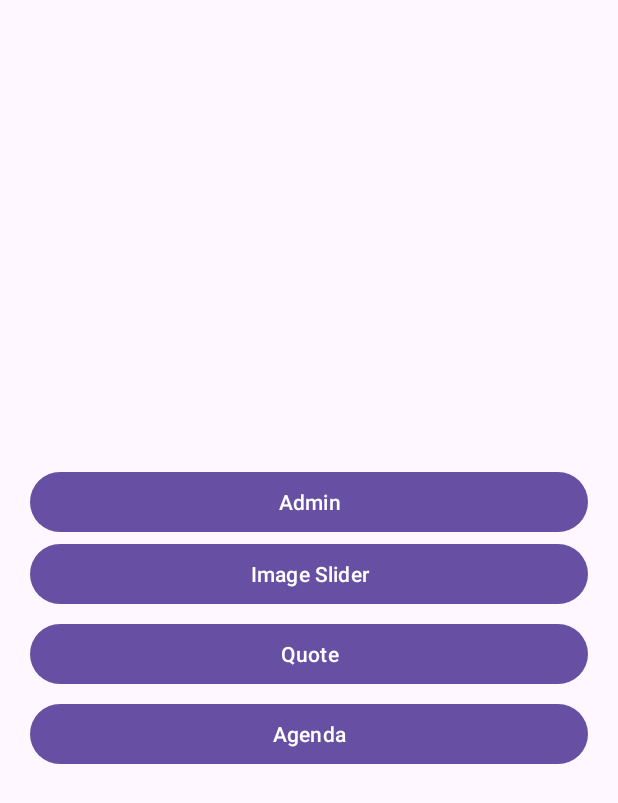
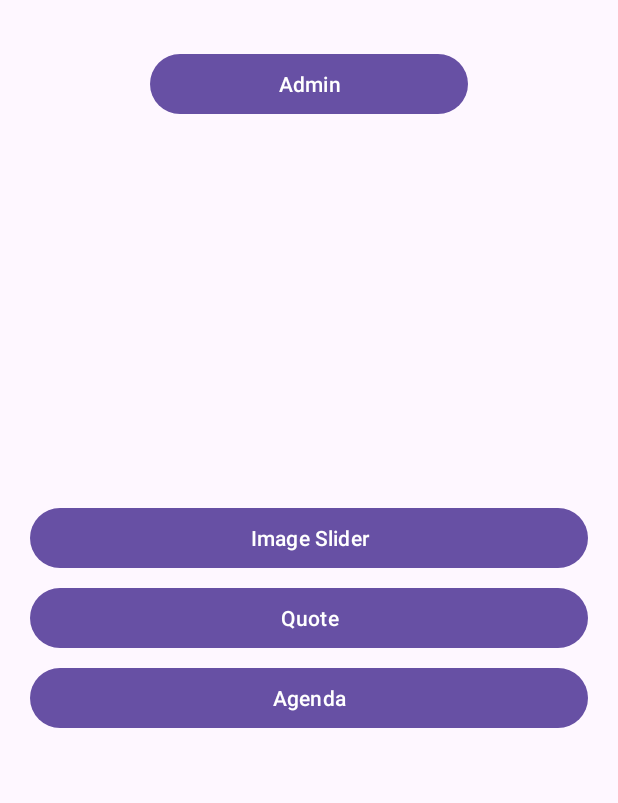
Before and after one commit to nhnf/MySourceCode, an Android app: the screen it shows after launch (MainActivity), on a phone screen of 412 x 824 dp. Shown: the top 803 px of the screen. Run offline under Robolectric (Android 15) with nearby library versions, the phone set to English and light mode, and no system bars.

Commit message:
Fetch Admin Banner

```diff
--- a/app/src/main/java/com/hnf/mysourcecode/admin/AdminBanner.kt
+++ b/app/src/main/java/com/hnf/mysourcecode/admin/AdminBanner.kt
@@ -5,6 +5,7 @@ import androidx.activity.enableEdgeToEdge
 import androidx.appcompat.app.AppCompatActivity
 import androidx.core.view.ViewCompat
 import androidx.core.view.WindowInsetsCompat
+import androidx.recyclerview.widget.LinearLayoutManager
 import com.hnf.mysourcecode.R
 import com.hnf.mysourcecode.databinding.ActivityAdminBannerBinding
 
@@ -20,6 +21,6 @@ class AdminBanner : AppCompatActivity() {
 
         adapter = AdminBannerAdapter()
         binding.rvAdminBanner.adapter = adapter
-
+        binding.rvAdminBanner.layoutManager = LinearLayoutManager(this)
     }
 }
--- a/app/src/main/res/layout/activity_admin_banner.xml
+++ b/app/src/main/res/layout/activity_admin_banner.xml
@@ -12,6 +12,8 @@
         android:id="@+id/rv_admin_banner"
         android:layout_width="wrap_content"
         android:layout_height="wrap_content"
+        app:layout_constraintEnd_toEndOf="parent"
         app:layout_constraintStart_toStartOf="parent"
-        app:layout_constraintTop_toTopOf="parent" />
+        app:layout_constraintTop_toTopOf="parent"
+        tools:listitem="@layout/admin_banner_item" />
 </androidx.constraintlayout.widget.ConstraintLayout>
--- a/app/src/main/res/layout/activity_main.xml
+++ b/app/src/main/res/layout/activity_main.xml
@@ -6,6 +6,18 @@
     android:layout_width="match_parent"
     android:layout_height="match_parent"
     tools:context=".MainActivity">
+
+    <Button
+        android:id="@+id/bt_admin"
+        android:layout_width="match_parent"
+        android:layout_height="wrap_content"
+        android:layout_marginStart="100dp"
+        android:layout_marginTop="32dp"
+        android:layout_marginEnd="100dp"
+        android:text="@string/admin"
+        app:layout_constraintEnd_toEndOf="parent"
+        app:layout_constraintStart_toStartOf="parent"
+        app:layout_constraintTop_toTopOf="parent" />
 
     <LinearLayout
         android:layout_width="match_parent"
@@ -19,11 +31,7 @@
         app:layout_constraintStart_toStartOf="parent"
         app:layout_constraintTop_toTopOf="parent">
 
-        <Button
-            android:id="@+id/bt_admin"
-            android:layout_width="match_parent"
-            android:layout_height="wrap_content"
-            android:text="@string/admin"/>
+
 
         <Button
             android:id="@+id/bt_slider"
--- a/app/src/main/res/layout/admin_banner_item.xml
+++ b/app/src/main/res/layout/admin_banner_item.xml
@@ -3,7 +3,8 @@
     xmlns:app="http://schemas.android.com/apk/res-auto"
     xmlns:tools="http://schemas.android.com/tools"
     android:layout_width="wrap_content"
-    android:layout_height="wrap_content">
+    android:layout_height="wrap_content"
+    android:padding="16dp">
 
     <androidx.cardview.widget.CardView
         android:layout_width="match_parent"
```
Also changed, not shown: app/src/main/java/com/hnf/mysourcecode/admin/AdminBannerAdapter.kt (+6 -1 lines).
